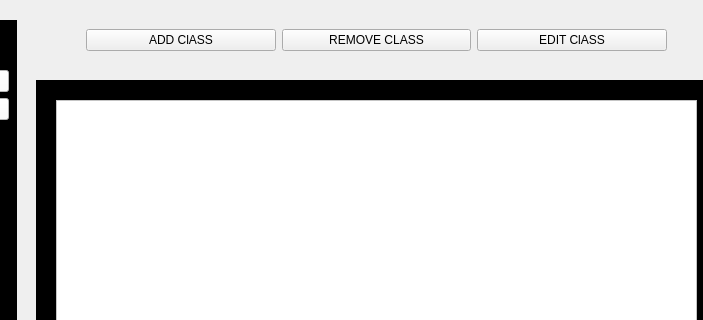
Old version of the form Ui/admin_themlop.ui in the repository ahiendz/School-Management-System; both pictures show x 114 to 817 and y 0 to 320 of the 817 by 610 pixel window.
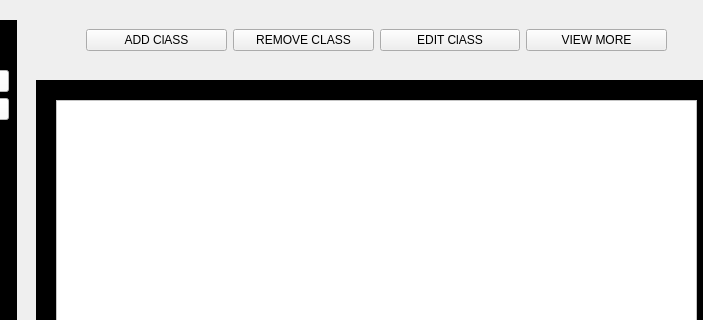
New version of the form.

Commit message: đã xong edit, và view =)). Quá mệt

```diff
--- a/Ui/admin_themlop.ui
+++ b/Ui/admin_themlop.ui
@@ -251,6 +251,16 @@
        </property>
       </widget>
      </item>
+     <item>
+      <widget class="QPushButton" name="view_btn">
+       <property name="styleSheet">
+        <string notr="true">font: 20pt &quot;MS Shell Dlg 2&quot;;</string>
+       </property>
+       <property name="text">
+        <string>VIEW MORE</string>
+       </property>
+      </widget>
+     </item>
     </layout>
    </widget>
   </widget>
```
The commit also changes 13 other files.
